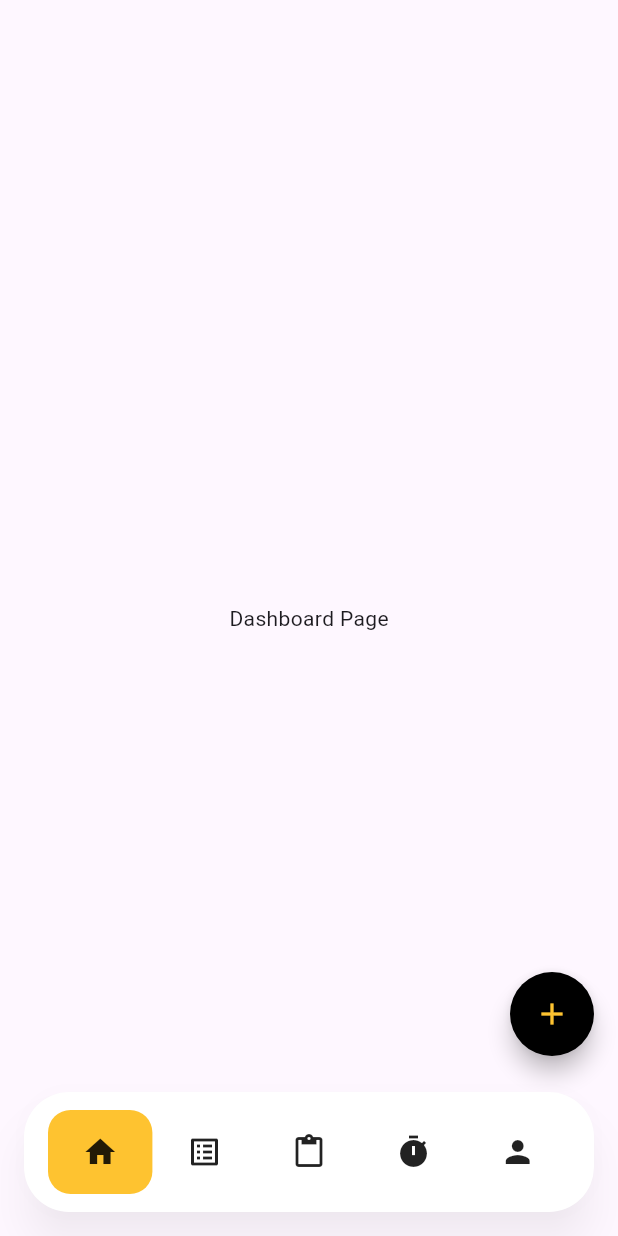
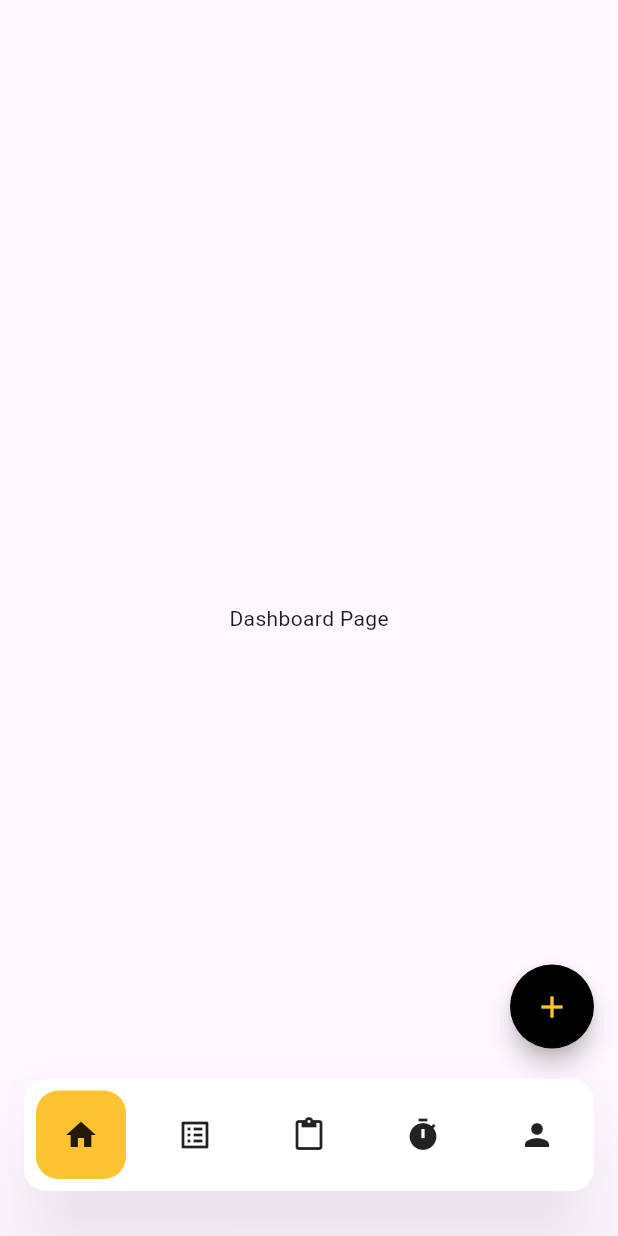
Before and after one commit to Javinpro/ALP-Semester-4-JAM-, a Flutter app: the screen it shows after launch, on a phone screen of 412 x 824 dp. Run offline on Flutter 3.47's test engine with Material 3 defaults, Android fonts, the phone set to English and light mode, and no system bars.

Commit message:
madr update & navbar tempfix
- MADR 1,2,3 and 7 (the rest coming soon)

- fixed bottom navbar bug, may be changed later to increase compatibility by using bottomnavbar instead of container.

- changed the app name to be uppercase

```diff
--- a/frontend/lib/main.dart
+++ b/frontend/lib/main.dart
@@ -23,7 +23,6 @@ import 'package:flutter/material.dart';
 import 'colors.dart';
 
 import 'addtask_page.dart'; // page untuk tambah task ke task list
-
 import 'dashboard_page.dart'; // page untuk dashboard
 import 'tasklist_page.dart'; // page untuk liat list task
 import 'taskpost_page.dart'; // page untuk posting task
@@ -77,20 +76,16 @@ class FloatingBottomBarState extends State<FloatingBottomBar> {
     return AnimatedContainer(
       duration: Duration(milliseconds: 200),
       height: double.infinity,
-      // margin: const EdgeInsets.symmetric(horizontal: 6),
-      decoration:
-          isSelected
+      margin: const EdgeInsets.symmetric(horizontal: 4, vertical: 8), // Added margin here
+      decoration: isSelected
           ? BoxDecoration(
               color: primaryColor,
-                // .withOpacity(0.15),
               borderRadius: BorderRadius.circular(15),
             )
           : null,
       child: Center(
         child: Icon(
           icon,
-          // color: isSelected ? Colors.blue : Colors.grey,
-          // just in case
         ),
       ),
     );
@@ -116,7 +111,7 @@ class FloatingBottomBarState extends State<FloatingBottomBar> {
             children: _pages,
           ),
           Positioned(
-            bottom: 120, // adjust to raise above bottom bar
+            bottom: 125, // adjust to raise above bottom bar
             right: 16, // adjust for horizontal position
             child: FloatingActionButton(
               onPressed: () {
@@ -133,25 +128,28 @@ class FloatingBottomBarState extends State<FloatingBottomBar> {
         ],
       ),
       bottomNavigationBar: Padding(
-        padding: const EdgeInsets.all(16.0),
+        padding: const EdgeInsets.only(left: 16.0, right: 16.0, bottom: 30),
         child: PhysicalModel(
           color: Colors.transparent,
-          elevation: 12,
-          borderRadius: BorderRadius.circular(30),
-          shadowColor: Colors.black.withValues(alpha: .25),
-          child: ClipRRect(
-            borderRadius: BorderRadius.circular(30),
-            child: BottomAppBar(
+          elevation: 24,
+          borderRadius: BorderRadius.circular(15),
+          shadowColor: Colors.black.withValues(alpha: .4),
+          child: Container(
+            height: 75,
+            decoration: BoxDecoration(
               color: Colors.white,
-              child: SizedBox(
-                height: 60,
+              borderRadius: BorderRadius.circular(15),
+            ),
             child: Row(
               children: List.generate(icons.length, (index) {
                 return Expanded(
+                  child: Padding(
+                    padding: const EdgeInsets.symmetric(horizontal: 4), // Additional padding wrapper
                     child: GestureDetector(
                       onTap: () => _onTap(index),
                       behavior: HitTestBehavior.opaque,
                       child: _buildNavItem(icons[index], index),
+                    ),
                   ),
                 );
               }),
@@ -159,8 +157,6 @@ class FloatingBottomBarState extends State<FloatingBottomBar> {
           ),
         ),
       ),
-        ),
-      ),
     );
   }
 }
```
Also changed, not shown: 12 other files. Lines whose indentation alone changed are shown as unchanged.
